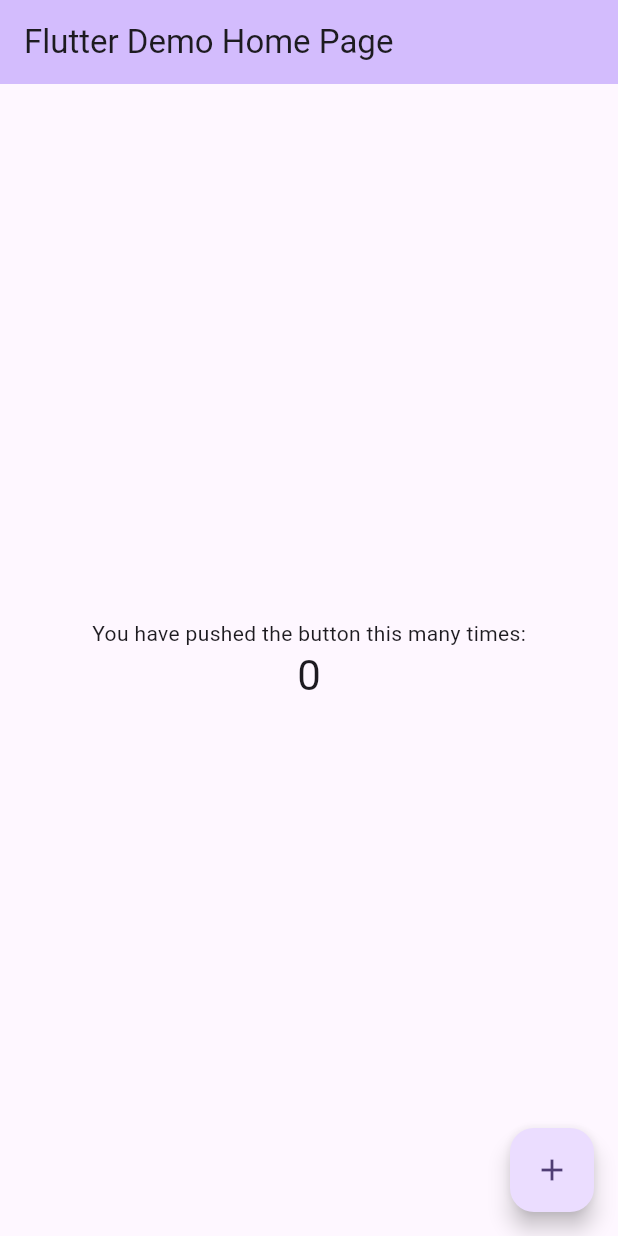
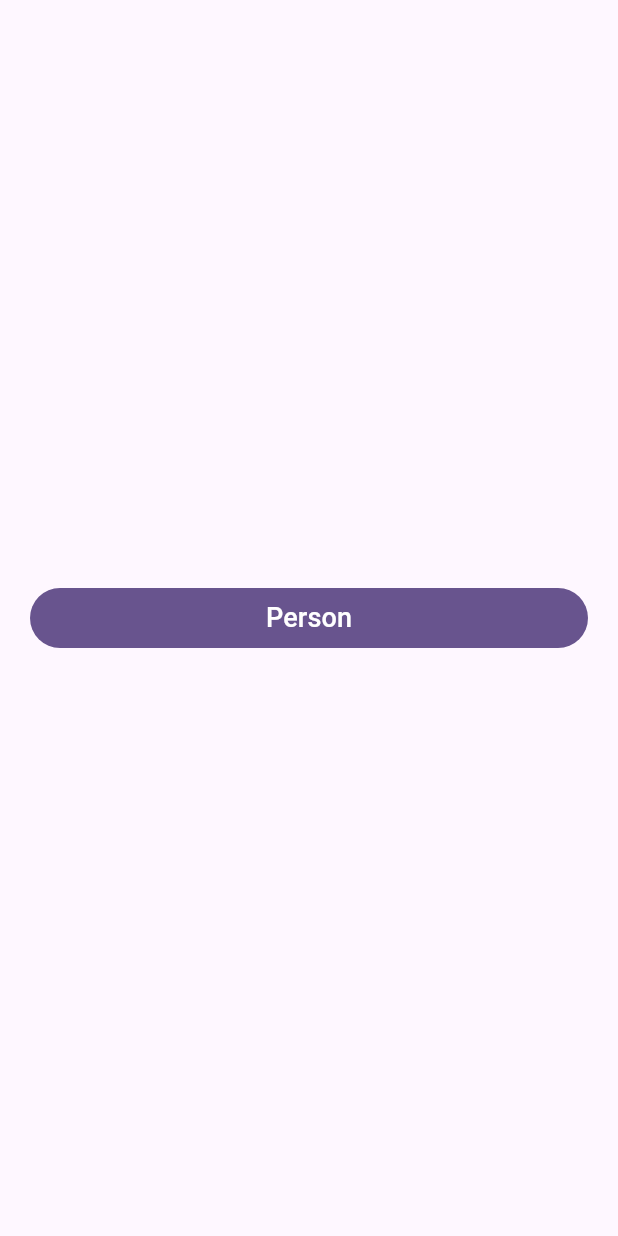
Before and after one commit to chinatownhorseracing/Riverpod-Freezed, a Flutter app: the screen it shows after launch, on a phone screen of 412 x 824 dp. Run offline on Flutter 3.47's test engine with Material 3 defaults, Android fonts, the phone set to English and light mode, and no system bars; our stand-ins replace freezed_annotation.

Commit message:
Stuff from yesterday

```diff
--- a/analysis_options.yaml
+++ b/analysis_options.yaml
@@ -1,28 +1,25 @@
-# This file configures the analyzer, which statically analyzes Dart code to
-# check for errors, warnings, and lints.
-#
-# The issues identified by the analyzer are surfaced in the UI of Dart-enabled
-# IDEs (https://dart.dev/tools#ides-and-editors). The analyzer can also be
-# invoked from the command line by running `flutter analyze`.
 
-# The following line activates a set of recommended lints for Flutter apps,
-# packages, and plugins designed to encourage good coding practices.
+
+
+
+
+
+
+
+
 include: package:flutter_lints/flutter.yaml
 
+formatter:
+  trailing_commas: preserve
+
 linter:
-  # The lint rules applied to this project can be customized in the
-  # section below to disable rules from the `package:flutter_lints/flutter.yaml`
-  # included above or to enable additional rules. A list of all available lints
-  # and their documentation is published at https://dart.dev/lints.
-  #
-  # Instead of disabling a lint rule for the entire project in the
-  # section below, it can also be suppressed for a single line of code
-  # or a specific dart file by using the `// ignore: name_of_lint` and
-  # `// ignore_for_file: name_of_lint` syntax on the line or in the file
-  # producing the lint.
+
+
   rules:
-    # avoid_print: false  # Uncomment to disable the `avoid_print` rule
-    # prefer_single_quotes: true  # Uncomment to enable the `prefer_single_quotes` rule
+    prefer_const_constructors : true
+    avoid_print: false
 
-# Additional information about this file can be found at
-# https://dart.dev/guides/language/analysis-options
+analyzer:
+  exclude:
+    - '**/*.freezed.dart'
+    - '**/*.g.dart'
--- a/lib/main.dart
+++ b/lib/main.dart
@@ -1,4 +1,5 @@
 import 'package:flutter/material.dart';
+import 'package:riverpod_freezed/widgets/custom_button.dart';
 
 void main() {
   runApp(const MyApp());
@@ -7,116 +8,37 @@ void main() {
 class MyApp extends StatelessWidget {
   const MyApp({super.key});
 
-  // This widget is the root of your application.
   @override
   Widget build(BuildContext context) {
     return MaterialApp(
-      title: 'Flutter Demo',
+      title: 'Freezed Data Class',
+      debugShowCheckedModeBanner: false,
       theme: ThemeData(
-        // This is the theme of your application.
-        //
-        // TRY THIS: Try running your application with "flutter run". You'll see
-        // the application has a purple toolbar. Then, without quitting the app,
-        // try changing the seedColor in the colorScheme below to Colors.green
-        // and then invoke "hot reload" (save your changes or press the "hot
-        // reload" button in a Flutter-supported IDE, or press "r" if you used
-        // the command line to start the app).
-        //
-        // Notice that the counter didn't reset back to zero; the application
-        // state is not lost during the reload. To reset the state, use hot
-        // restart instead.
-        //
-        // This works for code too, not just values: Most code changes can be
-        // tested with just a hot reload.
         colorScheme: .fromSeed(seedColor: Colors.deepPurple),
       ),
-      home: const MyHomePage(title: 'Flutter Demo Home Page'),
+      home: const MyHomePage(),
     );
   }
 }
 
-class MyHomePage extends StatefulWidget {
-  const MyHomePage({super.key, required this.title});
-
-  // This widget is the home page of your application. It is stateful, meaning
-  // that it has a State object (defined below) that contains fields that affect
-  // how it looks.
-
-  // This class is the configuration for the state. It holds the values (in this
-  // case the title) provided by the parent (in this case the App widget) and
-  // used by the build method of the State. Fields in a Widget subclass are
-  // always marked "final".
-
-  final String title;
-
-  @override
-  State<MyHomePage> createState() => _MyHomePageState();
-}
-
-class _MyHomePageState extends State<MyHomePage> {
-  int _counter = 0;
-
-  void _incrementCounter() {
-    setState(() {
-      // This call to setState tells the Flutter framework that something has
-      // changed in this State, which causes it to rerun the build method below
-      // so that the display can reflect the updated values. If we changed
-      // _counter without calling setState(), then the build method would not be
-      // called again, and so nothing would appear to happen.
-      _counter++;
-    });
-  }
+class MyHomePage extends StatelessWidget {
+  const MyHomePage({super.key});
 
   @override
   Widget build(BuildContext context) {
-    // This method is rerun every time setState is called, for instance as done
-    // by the _incrementCounter method above.
-    //
-    // The Flutter framework has been optimized to make rerunning build methods
-    // fast, so that you can just rebuild anything that needs updating rather
-    // than having to individually change instances of widgets.
     return Scaffold(
-      appBar: AppBar(
-        // TRY THIS: Try changing the color here to a specific color (to
-        // Colors.amber, perhaps?) and trigger a hot reload to see the AppBar
-        // change color while the other colors stay the same.
-        backgroundColor: Theme.of(context).colorScheme.inversePrimary,
-        // Here we take the value from the MyHomePage object that was created by
-        // the App.build method, and use it to set our appbar title.
-        title: Text(widget.title),
-      ),
       body: Center(
-        // Center is a layout widget. It takes a single child and positions it
-        // in the middle of the parent.
-        child: Column(
-          // Column is also a layout widget. It takes a list of children and
-          // arranges them vertically. By default, it sizes itself to fit its
-          // children horizontally, and tries to be as tall as its parent.
-          //
-          // Column has various properties to control how it sizes itself and
-          // how it positions its children. Here we use mainAxisAlignment to
-          // center the children vertically; the main axis here is the vertical
-          // axis because Columns are vertical (the cross axis would be
-          // horizontal).
-          //
-          // TRY THIS: Invoke "debug painting" (choose the "Toggle Debug Paint"
-          // action in the IDE, or press "p" in the console), to see the
-          // wireframe for each widget.
-          mainAxisAlignment: .center,
+        child: ListView(
+          padding: const EdgeInsets.all(20),
+          shrinkWrap: true,
           children: [
-            const Text('You have pushed the button this many times:'),
-            Text(
-              '$_counter',
-              style: Theme.of(context).textTheme.headlineMedium,
+            CustomButton(
+              title: 'Person',
+              child: PersonPage(),
             ),
           ],
         ),
       ),
-      floatingActionButton: FloatingActionButton(
-        onPressed: _incrementCounter,
-        tooltip: 'Increment',
-        child: const Icon(Icons.add),
-      ),
     );
   }
 }
--- /dev/null
+++ b/lib/models/person.dart
@@ -0,0 +1,13 @@
+import 'package:freezed_annotation/freezed_annotation.dart';
+import 'package:flutter/foundation.dart';
+
+part 'person.freezed.dart';
+
+@freezed
+abstract class Person with _$Person {
+  const factory Person({
+    required int id,
+    required String name,
+    required String email,
+  }) = _Person;
+}
--- /dev/null
+++ b/lib/widgets/custom_button.dart
@@ -0,0 +1,29 @@
+import 'package:flutter/material.dart';
+
+class CustomButton extends StatelessWidget {
+  const CustomButton({
+    Key? key,
+    required this.title,
+    required this.child,
+  }) : super(key: key);
+  final String title;
+  final Widget child;
+
+  @override
+  Widget build(BuildContext context) {
+    return Padding(
+      padding: const EdgeInsets.symmetric(vertical: 5.0),
+      child: FilledButton(
+        onPressed: () {
+          Navigator.of(context).push(
+            MaterialPageRoute(builder: (_) => child),
+          );
+        },
+        child: Text(
+          title,
+          style: const TextStyle(fontSize: 18),
+        ),
+      ),
+    );
+  }
+}
```
Also changed, not shown: lib/models/person.freezed.dart (added).
